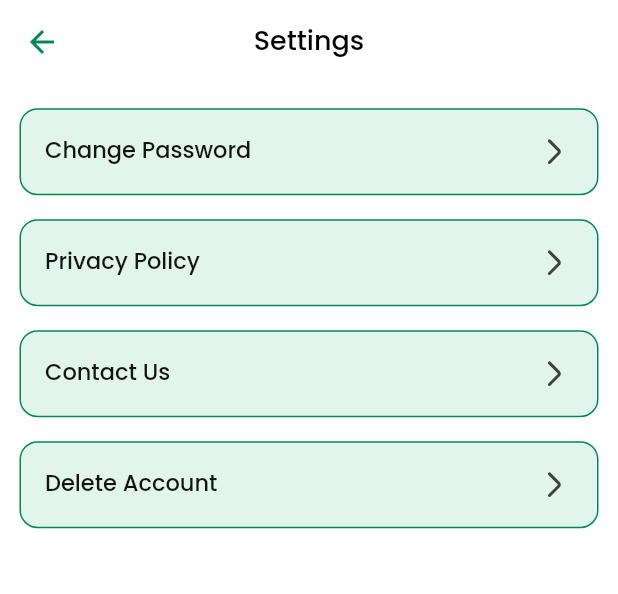
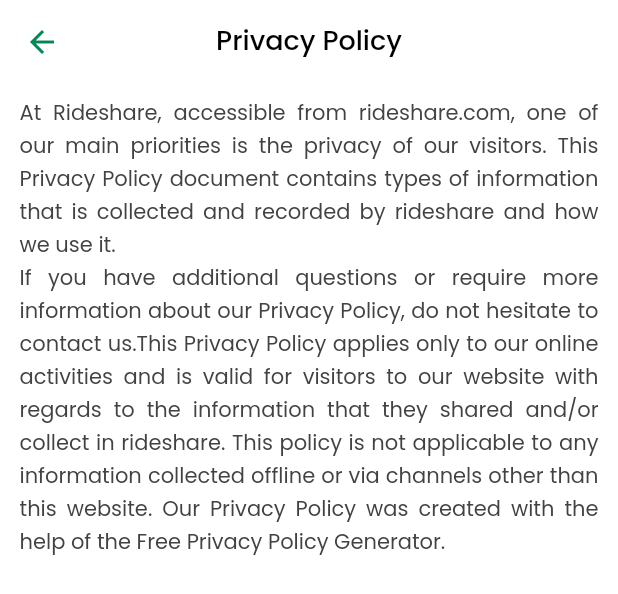
Before and after one commit to sauravchaulagain/rideapp, a Flutter app: the SettingWidget widget shown alone on an empty page, opened directly, after a tap on "Privacy Policy", on a phone screen of 412 x 824 dp. Shown: the top 594 px of the screen. Run offline on Flutter 3.47's test engine with Material 2 defaults, Android fonts, the phone set to English and light mode, and no system bars; our stand-ins replace cached_network_image, flutter_svg, permission_handler, share_plus, shared_preferences; accounts and stored records are empty.

Commit message:
privacy policy ui aded

```diff
--- /dev/null
+++ b/lib/feature/drawer/settings/privacy_policy_widget.dart
@@ -0,0 +1,22 @@
+import 'package:flutter/material.dart';
+import 'package:portfolioapp/app/text_style.dart';
+import 'package:portfolioapp/common/widget/common_container.dart';
+
+class PrivacyPolicyWidget extends StatelessWidget {
+  const PrivacyPolicyWidget({super.key});
+
+  @override
+  Widget build(BuildContext context) {
+    return CommonContainer(
+        appBarTitle: "Privacy Policy",
+        body: Column(
+          children: [
+            Text(
+              "At Rideshare, accessible from rideshare.com, one of our main priorities is the privacy of our visitors. This Privacy Policy document contains types of information that is collected and recorded by rideshare and how we use it. \nIf you have additional questions or require more information about our Privacy Policy, do not hesitate to contact us.This Privacy Policy applies only to our online activities and is valid for visitors to our website with regards to the information that they shared and/or collect in rideshare. This policy is not applicable to any information collected offline or via channels other than this website. Our Privacy Policy was created with the help of the Free Privacy Policy Generator.",
+              style: PoppinsTextStyles.bodyMediumRegular,
+              textAlign: TextAlign.justify,
+            )
+          ],
+        ));
+  }
+}
--- a/lib/feature/drawer/settings/setting_widget.dart
+++ b/lib/feature/drawer/settings/setting_widget.dart
@@ -4,6 +4,7 @@
 import 'package:portfolioapp/common/widget/common_container.dart';
 import 'package:portfolioapp/common/widget/common_list_tile.dart';
 import 'package:portfolioapp/feature/drawer/settings/change_password_widget.dart';
+import 'package:portfolioapp/feature/drawer/settings/privacy_policy_widget.dart';
 
 class SettingWidget extends StatelessWidget {
   SettingWidget({super.key});
@@ -14,7 +15,7 @@
           Navigator.push(
               context,
               MaterialPageRoute(
-                builder: (context) => ChangePasswordWidget(),
+                builder: (context) => const ChangePasswordWidget(),
               ));
         }),
     SettingItem(
@@ -23,7 +24,7 @@
           Navigator.push(
               context,
               MaterialPageRoute(
-                builder: (context) => SettingWidget(),
+                builder: (context) => const PrivacyPolicyWidget(),
               ));
         }),
     SettingItem(
```
